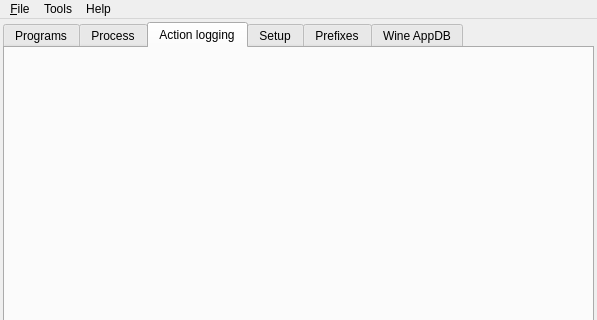
The window that src/q4wine-gui/uis/MainWindow.ui (brezerk/q4wine) describes before a commit, drawn with Qt 5; both pictures show x 0 to 597 and y 0 to 320 of the 597 by 509 pixel window.
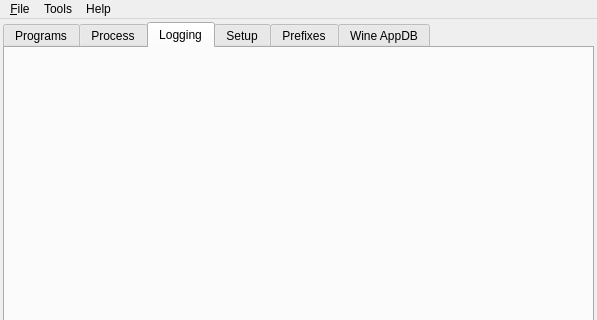
The same window after the commit. The open tabs and pages were chosen to show the change. Icons and pictures are not drawn.

Commit message: NEW: Added Log menu action to main menu;

```diff
--- a/src/q4wine-gui/uis/MainWindow.ui
+++ b/src/q4wine-gui/uis/MainWindow.ui
@@ -170,7 +170,7 @@
       </widget>
       <widget class="QWidget" name="tabLogging">
        <attribute name="title">
-        <string>Action logging</string>
+        <string>Logging</string>
        </attribute>
        <layout class="QGridLayout" name="logLayout">
         <property name="margin">
```
Left out of the diff: 11 changed lines with no effect on the pictures. The commit also changes 3 other files.
